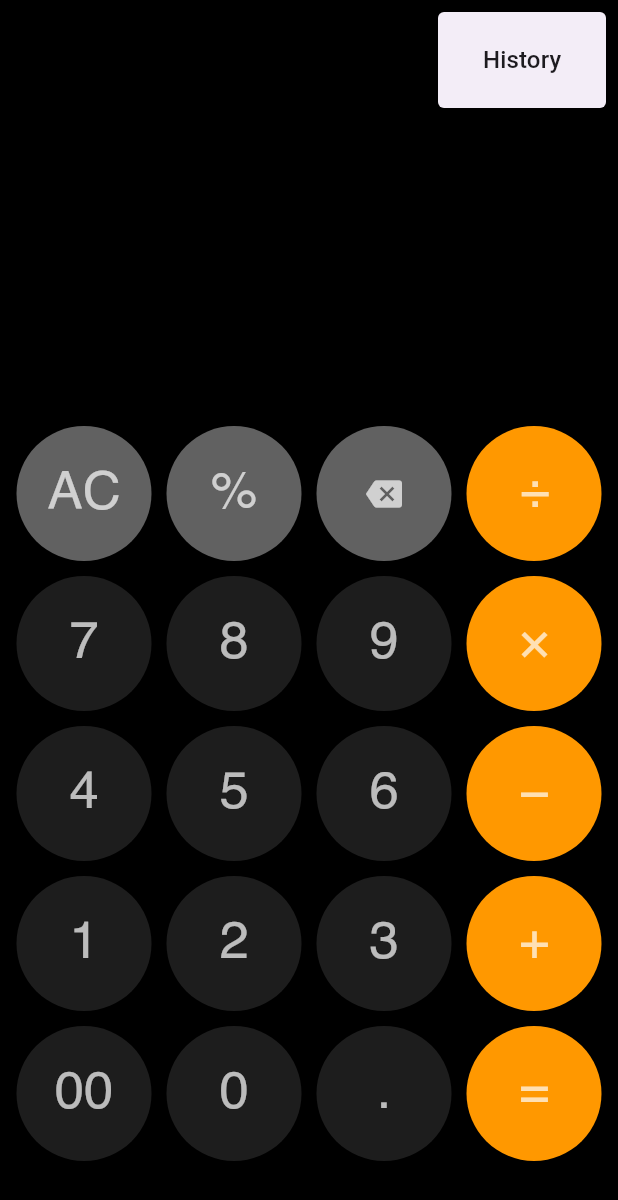
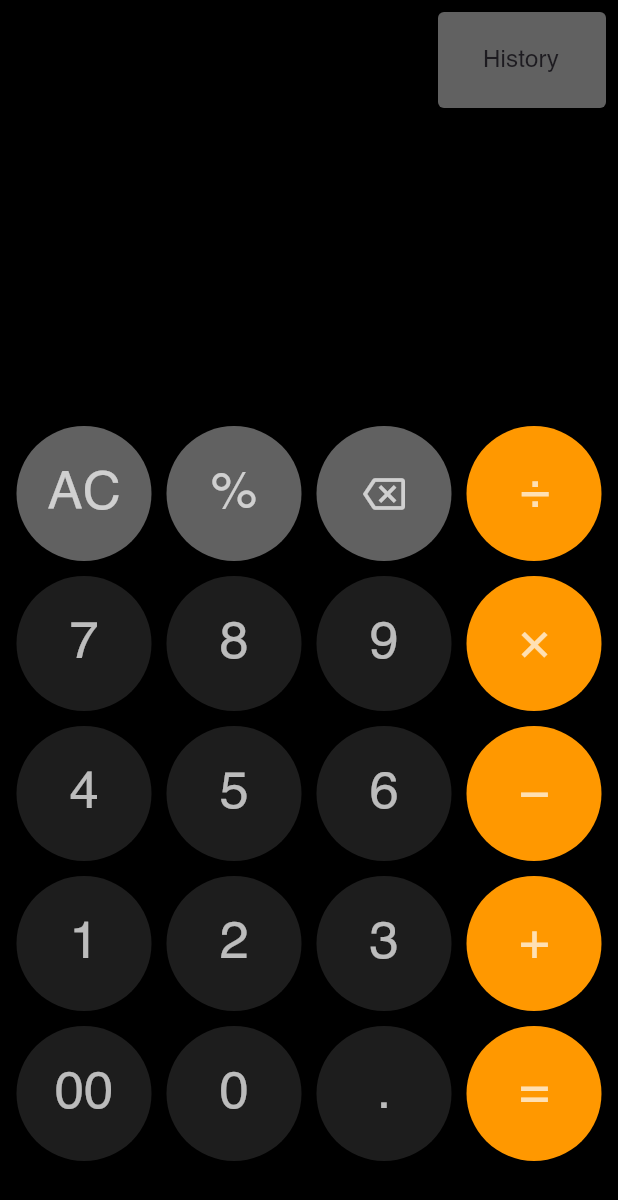
Before and after one commit to ShamantN/Calculator, a Flutter app: the screen it shows after launch, after a tap on the "more vert" icon, on a phone screen of 412 x 824 dp. Shown: the top 1200 px of the screen. Run offline on Flutter 3.47's test engine with Material 3 defaults, Android fonts, the light colour scheme and no system bars; our stand-ins replace hive_flutter, math_expressions; accounts and stored records are empty.

Commit message:
updated calc_page.dart

```diff
--- a/calculator/lib/pages/calc_page.dart
+++ b/calculator/lib/pages/calc_page.dart
@@ -1,4 +1,4 @@
-import 'package:calculator/calc_database.dart';
+import 'package:calculator/database/calc_database.dart';
 import 'package:calculator/pages/numbers_button.dart';
 import 'package:calculator/pages/view_records.dart';
 import 'package:flutter/material.dart';
@@ -116,6 +116,8 @@ class _CalcPageState extends State<CalcPage> {
         backgroundColor: Colors.transparent,
         actions: [
           PopupMenuButton<String>(
+              clipBehavior: Clip.hardEdge,
+              color: Colors.grey.shade700,
               icon: const Icon(
                 Icons.more_vert,
                 color: Colors.white70,
@@ -133,7 +135,8 @@ class _CalcPageState extends State<CalcPage> {
                         padding: EdgeInsets.only(left: 18.0),
                         child: Text(
                           "History",
-                          style: TextStyle(fontSize: 16),
+                          style:
+                              TextStyle(fontSize: 16, fontFamily: 'Helvetica'),
                         ),
                       ))
                 ];
@@ -240,8 +243,9 @@ class _CalcPageState extends State<CalcPage> {
                     radius: 45,
                     backgroundColor: Colors.grey.shade700,
                     child: const Icon(
-                      Icons.backspace,
+                      Icons.backspace_outlined,
                       color: Colors.white70,
+                      size: 28,
                     ),
                   ),
                 ),
--- a/calculator/lib/pages/view_records.dart
+++ b/calculator/lib/pages/view_records.dart
@@ -1,4 +1,4 @@
-import 'package:calculator/calc_database.dart';
+import 'package:calculator/database/calc_database.dart';
 import 'package:calculator/pages/calc_page.dart';
 import 'package:flutter/material.dart';
 import 'package:hive_flutter/adapters.dart';
```
